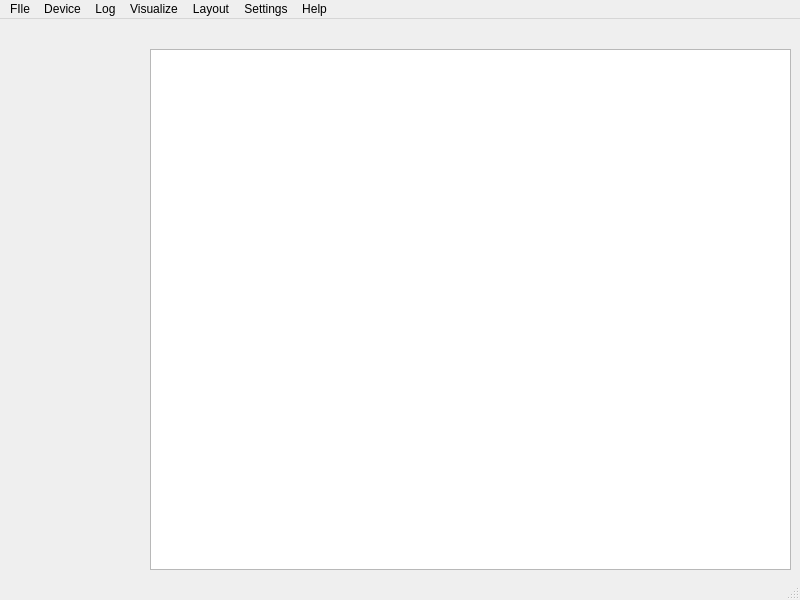
HarshitAghera/logpb, file src/gui/mainwindow.ui: the form before one commit.
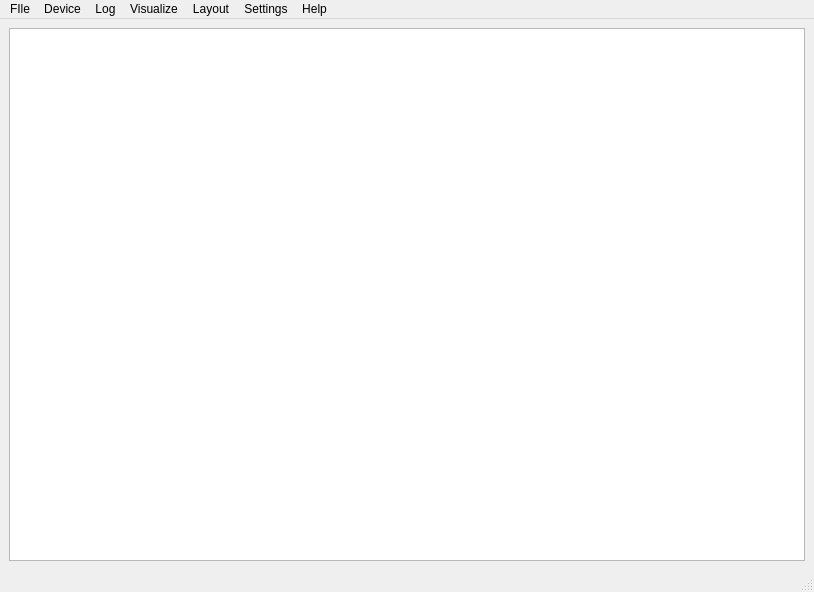
The form after the commit.

The edit to the form file:
```diff
--- a/src/gui/mainwindow.ui
+++ b/src/gui/mainwindow.ui
@@ -6,36 +6,33 @@
    <rect>
     <x>0</x>
     <y>0</y>
-    <width>800</width>
-    <height>600</height>
+    <width>814</width>
+    <height>592</height>
    </rect>
   </property>
   <property name="windowTitle">
    <string>MainWindow</string>
   </property>
   <widget class="QWidget" name="centralwidget">
-   <widget class="QWidget" name="gridLayoutWidget">
-    <property name="geometry">
-     <rect>
-      <x>150</x>
-      <y>30</y>
-      <width>641</width>
-      <height>521</height>
-     </rect>
+   <property name="enabled">
+    <bool>true</bool>
     </property>
     <layout class="QGridLayout" name="gridLayout">
      <item row="0" column="0">
+     <layout class="QFormLayout" name="formLayout_5">
+      <item row="0" column="0" colspan="2">
       <widget class="QGraphicsView" name="cs_graphics_view"/>
      </item>
     </layout>
-   </widget>
+    </item>
+   </layout>
   </widget>
   <widget class="QMenuBar" name="menubar">
    <property name="geometry">
     <rect>
      <x>0</x>
      <y>0</y>
-     <width>800</width>
+     <width>814</width>
      <height>21</height>
     </rect>
    </property>
```
Lines whose indentation alone changed are shown as unchanged.
